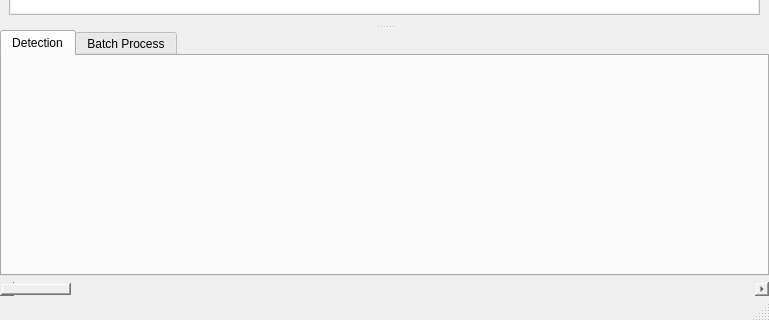
Qt form Graphic_Interface/UI Files/SegmentationAndClasificationWindowUI.ui (ECMora/SoundLab) before a commit; both pictures show x 0 to 769 and y 249 to 569 of the 769 by 569 pixel window.
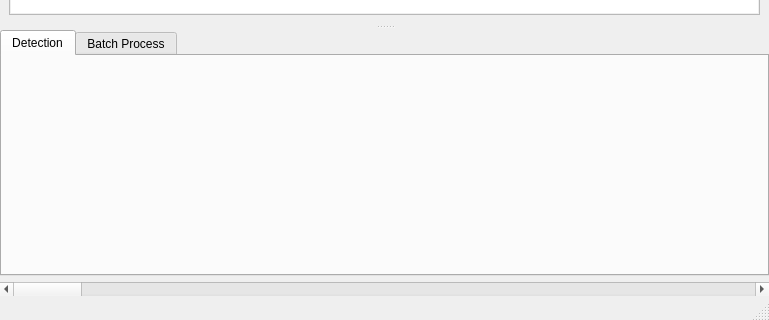
The same form after that commit. Icons and pictures are not drawn. Custom widgets are drawn as their Qt base class.

```diff
--- a/Graphic_Interface/UI Files/SegmentationAndClasificationWindowUI.ui
+++ b/Graphic_Interface/UI Files/SegmentationAndClasificationWindowUI.ui
@@ -192,9 +192,6 @@
     </item>
     <item>
      <widget class="QScrollBar" name="horizontalScrollBar">
-      <property name="styleSheet">
-       <string notr="true">border-color: rgb(26, 255, 10);</string>
-      </property>
       <property name="orientation">
        <enum>Qt::Horizontal</enum>
       </property>
```
Left out of the diff: 12 changed lines with no effect on the pictures.
